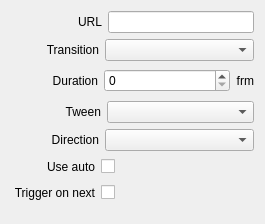
First picture: the form in src/Widgets/Inspector/InspectorHtmlWidget.ui, repository CasparCG/client, before the edit.
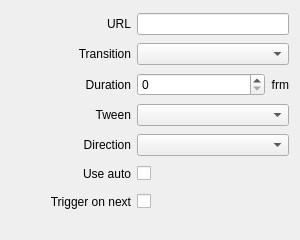
Second picture: the form after the edit.

Commit message: Simplify layout of inspector widgets

```diff
--- a/src/Widgets/Inspector/InspectorHtmlWidget.ui
+++ b/src/Widgets/Inspector/InspectorHtmlWidget.ui
@@ -6,8 +6,8 @@
    <rect>
     <x>0</x>
     <y>0</y>
-    <width>265</width>
-    <height>224</height>
+    <width>300</width>
+    <height>240</height>
    </rect>
   </property>
   <property name="sizePolicy">
@@ -16,60 +16,100 @@
     <verstretch>0</verstretch>
    </sizepolicy>
   </property>
-  <layout class="QVBoxLayout" name="verticalLayout">
+  <layout class="QGridLayout" name="gridLayout">
+   <property name="bottomMargin">
+    <number>20</number>
+   </property>
+   <item row="6" column="1" colspan="2">
+    <layout class="QHBoxLayout" name="horizontalLayoutTriggerOnNext">
    <item>
-    <layout class="QHBoxLayout" name="horizontalLayoutUrl">
+      <widget class="QCheckBox" name="checkBoxTriggerOnNext">
+       <property name="layoutDirection">
+        <enum>Qt::RightToLeft</enum>
+       </property>
+       <property name="text">
+        <string/>
+       </property>
+      </widget>
+     </item>
      <item>
-      <spacer name="horizontalSpacerUrl">
+      <spacer name="horizontalSpacerTriggerOnNext2">
        <property name="orientation">
         <enum>Qt::Horizontal</enum>
        </property>
-       <property name="sizeType">
-        <enum>QSizePolicy::Fixed</enum>
-       </property>
        <property name="sizeHint" stdset="0">
         <size>
-         <width>67</width>
+         <width>40</width>
          <height>20</height>
         </size>
        </property>
       </spacer>
      </item>
-     <item>
-      <widget class="QLabel" name="labelUrl">
-       <property name="text">
-        <string>URL</string>
-       </property>
-       <property name="alignment">
-        <set>Qt::AlignRight|Qt::AlignTrailing|Qt::AlignVCenter</set>
-       </property>
-      </widget>
-     </item>
-     <item>
+    </layout>
+   </item>
+   <item row="0" column="1" colspan="2">
       <widget class="QLineEdit" name="lineEditUrl"/>
      </item>
-    </layout>
+   <item row="3" column="1" colspan="2">
+    <widget class="QComboBox" name="comboBoxTween">
+     <property name="sizePolicy">
+      <sizepolicy hsizetype="Expanding" vsizetype="Fixed">
+       <horstretch>0</horstretch>
+       <verstretch>0</verstretch>
+      </sizepolicy>
+     </property>
+    </widget>
    </item>
-   <item>
-    <layout class="QHBoxLayout" name="horizontalLayoutTransition">
-     <item>
-      <spacer name="horizontalSpacerTransition">
-       <property name="orientation">
-        <enum>Qt::Horizontal</enum>
-       </property>
-       <property name="sizeType">
-        <enum>QSizePolicy::Fixed</enum>
-       </property>
-       <property name="sizeHint" stdset="0">
+   <item row="1" column="1" colspan="2">
+    <widget class="QComboBox" name="comboBoxTransition">
+     <property name="sizePolicy">
+      <sizepolicy hsizetype="Expanding" vsizetype="Fixed">
+       <horstretch>0</horstretch>
+       <verstretch>0</verstretch>
+      </sizepolicy>
+     </property>
+    </widget>
+   </item>
+   <item row="4" column="0">
+    <widget class="QLabel" name="labelDirection">
+     <property name="minimumSize">
+      <size>
+       <width>120</width>
+       <height>0</height>
+      </size>
+     </property>
+     <property name="text">
+      <string>Direction</string>
+     </property>
+     <property name="alignment">
+      <set>Qt::AlignRight|Qt::AlignTrailing|Qt::AlignVCenter</set>
+     </property>
+    </widget>
+   </item>
+   <item row="6" column="0">
+    <widget class="QLabel" name="labelTriggerOnNext">
+     <property name="minimumSize">
         <size>
-         <width>35</width>
-         <height>20</height>
-        </size>
-       </property>
-      </spacer>
-     </item>
-     <item>
+       <width>120</width>
+       <height>0</height>
+      </size>
+     </property>
+     <property name="text">
+      <string>Trigger on next</string>
+     </property>
+     <property name="alignment">
+      <set>Qt::AlignRight|Qt::AlignTrailing|Qt::AlignVCenter</set>
+     </property>
+    </widget>
+   </item>
+   <item row="1" column="0">
       <widget class="QLabel" name="labelTransition">
+     <property name="minimumSize">
+      <size>
+       <width>120</width>
+       <height>0</height>
+      </size>
+     </property>
        <property name="text">
         <string>Transition</string>
        </property>
@@ -78,38 +118,30 @@
        </property>
       </widget>
      </item>
-     <item>
-      <widget class="QComboBox" name="comboBoxTransition">
-       <property name="sizePolicy">
-        <sizepolicy hsizetype="Expanding" vsizetype="Fixed">
-         <horstretch>0</horstretch>
-         <verstretch>0</verstretch>
-        </sizepolicy>
-       </property>
-      </widget>
-     </item>
-    </layout>
-   </item>
-   <item>
-    <layout class="QHBoxLayout" name="horizontalLayoutTransitionDuration">
-     <item>
-      <spacer name="horizontalSpacerTransitionDuration">
-       <property name="orientation">
-        <enum>Qt::Horizontal</enum>
-       </property>
-       <property name="sizeType">
-        <enum>QSizePolicy::Fixed</enum>
-       </property>
-       <property name="sizeHint" stdset="0">
+   <item row="5" column="0">
+    <widget class="QLabel" name="labelUseAuto">
+     <property name="minimumSize">
         <size>
-         <width>41</width>
-         <height>20</height>
-        </size>
-       </property>
-      </spacer>
-     </item>
-     <item>
+       <width>120</width>
+       <height>0</height>
+      </size>
+     </property>
+     <property name="text">
+      <string>Use auto</string>
+     </property>
+     <property name="alignment">
+      <set>Qt::AlignRight|Qt::AlignTrailing|Qt::AlignVCenter</set>
+     </property>
+    </widget>
+   </item>
+   <item row="2" column="0">
       <widget class="QLabel" name="labelTransitionDuration">
+     <property name="minimumSize">
+      <size>
+       <width>120</width>
+       <height>0</height>
+      </size>
+     </property>
        <property name="text">
         <string>Duration</string>
        </property>
@@ -118,7 +150,7 @@
        </property>
       </widget>
      </item>
-     <item>
+   <item row="2" column="1">
       <widget class="QSpinBox" name="spinBoxTransitionDuration">
        <property name="sizePolicy">
         <sizepolicy hsizetype="Expanding" vsizetype="Fixed">
@@ -131,87 +163,7 @@
        </property>
       </widget>
      </item>
-     <item>
-      <widget class="QLabel" name="labelFrm1">
-       <property name="text">
-        <string>frm</string>
-       </property>
-       <property name="alignment">
-        <set>Qt::AlignRight|Qt::AlignTrailing|Qt::AlignVCenter</set>
-       </property>
-      </widget>
-     </item>
-    </layout>
-   </item>
-   <item>
-    <layout class="QHBoxLayout" name="horizontalLayoutTween">
-     <item>
-      <spacer name="horizontalSpacerTween">
-       <property name="orientation">
-        <enum>Qt::Horizontal</enum>
-       </property>
-       <property name="sizeType">
-        <enum>QSizePolicy::Fixed</enum>
-       </property>
-       <property name="sizeHint" stdset="0">
-        <size>
-         <width>54</width>
-         <height>20</height>
-        </size>
-       </property>
-      </spacer>
-     </item>
-     <item>
-      <widget class="QLabel" name="labelTween">
-       <property name="text">
-        <string>Tween</string>
-       </property>
-       <property name="alignment">
-        <set>Qt::AlignRight|Qt::AlignTrailing|Qt::AlignVCenter</set>
-       </property>
-      </widget>
-     </item>
-     <item>
-      <widget class="QComboBox" name="comboBoxTween">
-       <property name="sizePolicy">
-        <sizepolicy hsizetype="Expanding" vsizetype="Fixed">
-         <horstretch>0</horstretch>
-         <verstretch>0</verstretch>
-        </sizepolicy>
-       </property>
-      </widget>
-     </item>
-    </layout>
-   </item>
-   <item>
-    <layout class="QHBoxLayout" name="horizontalLayoutDirection">
-     <item>
-      <spacer name="horizontalSpacerDirection">
-       <property name="orientation">
-        <enum>Qt::Horizontal</enum>
-       </property>
-       <property name="sizeType">
-        <enum>QSizePolicy::Fixed</enum>
-       </property>
-       <property name="sizeHint" stdset="0">
-        <size>
-         <width>40</width>
-         <height>20</height>
-        </size>
-       </property>
-      </spacer>
-     </item>
-     <item>
-      <widget class="QLabel" name="labelDirection">
-       <property name="text">
-        <string>Direction</string>
-       </property>
-       <property name="alignment">
-        <set>Qt::AlignRight|Qt::AlignTrailing|Qt::AlignVCenter</set>
-       </property>
-      </widget>
-     </item>
-     <item>
+   <item row="4" column="1" colspan="2">
       <widget class="QComboBox" name="comboBoxDirection">
        <property name="sizePolicy">
         <sizepolicy hsizetype="Expanding" vsizetype="Fixed">
@@ -221,36 +173,8 @@
        </property>
       </widget>
      </item>
-    </layout>
-   </item>
-   <item>
+   <item row="5" column="1" colspan="2">
     <layout class="QHBoxLayout" name="horizontalLayoutUseAuto">
-     <item>
-      <spacer name="horizontalSpacerUseAuto1">
-       <property name="orientation">
-        <enum>Qt::Horizontal</enum>
-       </property>
-       <property name="sizeType">
-        <enum>QSizePolicy::Fixed</enum>
-       </property>
-       <property name="sizeHint" stdset="0">
-        <size>
-         <width>36</width>
-         <height>20</height>
-        </size>
-       </property>
-      </spacer>
-     </item>
-     <item>
-      <widget class="QLabel" name="labelUseAuto">
-       <property name="text">
-        <string>Use auto</string>
-       </property>
-       <property name="alignment">
-        <set>Qt::AlignRight|Qt::AlignTrailing|Qt::AlignVCenter</set>
-       </property>
-      </widget>
-     </item>
      <item>
       <widget class="QCheckBox" name="checkBoxUseAuto">
        <property name="layoutDirection">
@@ -276,76 +200,49 @@
      </item>
     </layout>
    </item>
-   <item>
-    <layout class="QHBoxLayout" name="horizontalLayoutTriggerOnNext">
-     <item>
-      <spacer name="horizontalSpacerTriggerOnNext1">
-       <property name="orientation">
-        <enum>Qt::Horizontal</enum>
-       </property>
-       <property name="sizeType">
-        <enum>QSizePolicy::Fixed</enum>
-       </property>
-       <property name="sizeHint" stdset="0">
+   <item row="0" column="0">
+    <widget class="QLabel" name="labelUrl">
+     <property name="minimumSize">
         <size>
-         <width>2</width>
-         <height>20</height>
-        </size>
-       </property>
-      </spacer>
-     </item>
-     <item>
-      <widget class="QLabel" name="labelTriggerOnNext">
+       <width>120</width>
+       <height>0</height>
+      </size>
+     </property>
        <property name="text">
-        <string>Trigger on next</string>
+      <string>URL</string>
        </property>
        <property name="alignment">
         <set>Qt::AlignRight|Qt::AlignTrailing|Qt::AlignVCenter</set>
        </property>
       </widget>
      </item>
-     <item>
-      <widget class="QCheckBox" name="checkBoxTriggerOnNext">
-       <property name="layoutDirection">
-        <enum>Qt::RightToLeft</enum>
+   <item row="3" column="0">
+    <widget class="QLabel" name="labelTween">
+     <property name="minimumSize">
+      <size>
+       <width>120</width>
+       <height>0</height>
+      </size>
        </property>
        <property name="text">
-        <string/>
-       </property>
-      </widget>
-     </item>
-     <item>
-      <spacer name="horizontalSpacerTriggerOnNext2">
-       <property name="orientation">
-        <enum>Qt::Horizontal</enum>
-       </property>
-       <property name="sizeHint" stdset="0">
-        <size>
-         <width>40</width>
-         <height>20</height>
-        </size>
-       </property>
-      </spacer>
-     </item>
-    </layout>
-   </item>
-   <item>
-    <spacer name="verticalSpacerAudio">
-     <property name="orientation">
-      <enum>Qt::Vertical</enum>
-     </property>
-     <property name="sizeType">
-      <enum>QSizePolicy::Fixed</enum>
-     </property>
-     <property name="sizeHint" stdset="0">
-      <size>
-       <width>20</width>
-       <height>10</height>
-      </size>
-     </property>
-    </spacer>
-   </item>
-  </layout>
+      <string>Tween</string>
+     </property>
+     <property name="alignment">
+      <set>Qt::AlignRight|Qt::AlignTrailing|Qt::AlignVCenter</set>
+     </property>
+    </widget>
+   </item>
+   <item row="2" column="2">
+    <widget class="QLabel" name="labelFrm1">
+     <property name="text">
+      <string>frm</string>
+     </property>
+     <property name="alignment">
+      <set>Qt::AlignRight|Qt::AlignTrailing|Qt::AlignVCenter</set>
+     </property>
+    </widget>
+   </item>
+  </layout>
  </widget>
  <resources/>
  <connections>
```
Left out of the diff: 9 changed lines with no effect on the pictures. Lines whose indentation alone changed are shown as unchanged. The commit also changes 58 other files.
